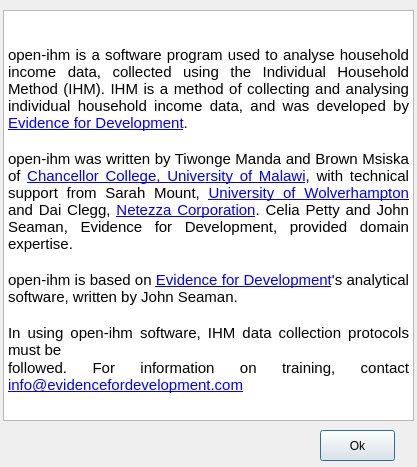
snim2mirror/openihm, file open-ihm/gui/designs/ui_about_openihm.ui: the form before one commit.
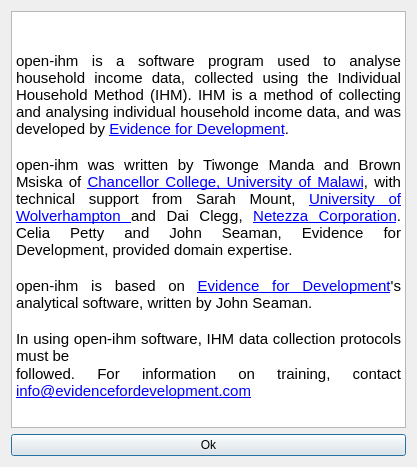
The form after the commit. Icons and pictures are not drawn.

Commit message: Added layout manager to most dialogs. One report and all tabbed dialogs still to go.

Diff of the .ui file:
```diff
--- a/open-ihm/gui/designs/ui_about_openihm.ui
+++ b/open-ihm/gui/designs/ui_about_openihm.ui
@@ -19,45 +19,35 @@
   <property name="windowTitle">
    <string>About Open-IHM</string>
   </property>
-  <widget class="QPushButton" name="cmdOk">
-   <property name="geometry">
-    <rect>
-     <x>320</x>
-     <y>430</y>
-     <width>75</width>
-     <height>31</height>
-    </rect>
-   </property>
-   <property name="text">
-    <string>Ok</string>
-   </property>
-  </widget>
-  <widget class="QTextEdit" name="textEdit">
-   <property name="geometry">
-    <rect>
-     <x>3</x>
-     <y>10</y>
-     <width>411</width>
-     <height>411</height>
-    </rect>
-   </property>
-   <property name="html">
-    <string>&lt;!DOCTYPE HTML PUBLIC &quot;-//W3C//DTD HTML 4.0//EN&quot; &quot;http://www.w3.org/TR/REC-html40/strict.dtd&quot;&gt;
+  <layout class="QVBoxLayout" name="verticalLayout">
+   <item>
+    <widget class="QTextEdit" name="textEdit">
+     <property name="html">
+      <string>&lt;!DOCTYPE HTML PUBLIC &quot;-//W3C//DTD HTML 4.0//EN&quot; &quot;http://www.w3.org/TR/REC-html40/strict.dtd&quot;&gt;
 &lt;html&gt;&lt;head&gt;&lt;meta name=&quot;qrichtext&quot; content=&quot;1&quot; /&gt;&lt;style type=&quot;text/css&quot;&gt;
 p, li { white-space: pre-wrap; }
-&lt;/style&gt;&lt;/head&gt;&lt;body style=&quot; font-family:'MS Shell Dlg 2'; font-size:8.25pt; font-weight:400; font-style:normal;&quot;&gt;
+&lt;/style&gt;&lt;/head&gt;&lt;body style=&quot; font-family:'Cantarell'; font-size:11pt; font-weight:400; font-style:normal;&quot;&gt;
 &lt;p style=&quot; margin-top:0px; margin-bottom:0px; margin-left:0px; margin-right:0px; -qt-block-indent:0; text-indent:0px;&quot;&gt;&lt;img src=&quot;:/images/images/EfDChancoComposite.jpg&quot; width=&quot;375&quot; /&gt;&lt;/p&gt;
-&lt;p style=&quot;-qt-paragraph-type:empty; margin-top:0px; margin-bottom:0px; margin-left:0px; margin-right:0px; -qt-block-indent:0; text-indent:0px; font-family:'Cantarell'; font-size:11pt;&quot;&gt;&lt;/p&gt;
-&lt;p align=&quot;justify&quot; style=&quot; margin-top:0px; margin-bottom:0px; margin-left:0px; margin-right:0px; -qt-block-indent:0; text-indent:0px;&quot;&gt;&lt;span style=&quot; font-family:'Cantarell'; font-size:11pt;&quot;&gt;open-ihm is a software program used to analyse household income data, collected using the Individual Household Method (IHM). IHM is a method of collecting and analysing individual household income data, and was developed by &lt;/span&gt;&lt;a href=&quot;http://www.evidencefordevelopment.com&quot;&gt;&lt;span style=&quot; font-family:'Cantarell'; font-size:11pt; text-decoration: underline; color:#0000ff;&quot;&gt;Evidence for Development&lt;/span&gt;&lt;/a&gt;&lt;span style=&quot; font-family:'Cantarell'; font-size:11pt;&quot;&gt;.&lt;/span&gt;&lt;/p&gt;
-&lt;p align=&quot;justify&quot; style=&quot;-qt-paragraph-type:empty; margin-top:0px; margin-bottom:0px; margin-left:0px; margin-right:0px; -qt-block-indent:0; text-indent:0px; font-family:'Cantarell'; font-size:11pt;&quot;&gt;&lt;/p&gt;
-&lt;p align=&quot;justify&quot; style=&quot; margin-top:0px; margin-bottom:0px; margin-left:0px; margin-right:0px; -qt-block-indent:0; text-indent:0px;&quot;&gt;&lt;span style=&quot; font-family:'Cantarell'; font-size:11pt;&quot;&gt;open-ihm was written by Tiwonge Manda and Brown Msiska of &lt;/span&gt;&lt;a href=&quot;http://www.chanco.unima.mw/&quot;&gt;&lt;span style=&quot; font-family:'Cantarell'; font-size:11pt; text-decoration: underline; color:#0000ff;&quot;&gt;Chancellor College, University of Malawi&lt;/span&gt;&lt;/a&gt;&lt;span style=&quot; font-family:'Cantarell'; font-size:11pt;&quot;&gt;, with technical support from Sarah Mount, &lt;/span&gt;&lt;a href=&quot;http://www.wlv.ac.uk&quot;&gt;&lt;span style=&quot; font-family:'Cantarell'; font-size:11pt; text-decoration: underline; color:#0000ff;&quot;&gt;University of Wolverhampton &lt;/span&gt;&lt;/a&gt;&lt;span style=&quot; font-family:'Cantarell'; font-size:11pt;&quot;&gt;and Dai Clegg, &lt;/span&gt;&lt;a href=&quot;http://www.netezza.com/&quot;&gt;&lt;span style=&quot; font-family:'Cantarell'; font-size:11pt; text-decoration: underline; color:#0000ff;&quot;&gt;Netezza Corporation&lt;/span&gt;&lt;/a&gt;&lt;span style=&quot; font-family:'Cantarell'; font-size:11pt;&quot;&gt;. Celia Petty and John Seaman, Evidence for Development, provided domain expertise.  &lt;/span&gt;&lt;/p&gt;
-&lt;p align=&quot;justify&quot; style=&quot;-qt-paragraph-type:empty; margin-top:0px; margin-bottom:0px; margin-left:0px; margin-right:0px; -qt-block-indent:0; text-indent:0px; font-family:'Cantarell'; font-size:11pt;&quot;&gt;&lt;/p&gt;
-&lt;p align=&quot;justify&quot; style=&quot; margin-top:0px; margin-bottom:0px; margin-left:0px; margin-right:0px; -qt-block-indent:0; text-indent:0px;&quot;&gt;&lt;span style=&quot; font-family:'Cantarell'; font-size:11pt;&quot;&gt;open-ihm is based on &lt;/span&gt;&lt;a href=&quot;http://www.evidencefordevelopment.com&quot;&gt;&lt;span style=&quot; font-family:'Cantarell'; font-size:11pt; text-decoration: underline; color:#0000ff;&quot;&gt;Evidence for Development&lt;/span&gt;&lt;/a&gt;&lt;span style=&quot; font-family:'Cantarell'; font-size:11pt;&quot;&gt;'s analytical software, written by John Seaman.&lt;/span&gt;&lt;/p&gt;
-&lt;p align=&quot;justify&quot; style=&quot;-qt-paragraph-type:empty; margin-top:0px; margin-bottom:0px; margin-left:0px; margin-right:0px; -qt-block-indent:0; text-indent:0px; font-family:'Cantarell'; font-size:11pt;&quot;&gt;&lt;/p&gt;
-&lt;p align=&quot;justify&quot; style=&quot; margin-top:0px; margin-bottom:0px; margin-left:0px; margin-right:0px; -qt-block-indent:0; text-indent:0px;&quot;&gt;&lt;span style=&quot; font-family:'Cantarell'; font-size:11pt;&quot;&gt;In using open-ihm software, IHM data collection protocols must be&lt;/span&gt;&lt;/p&gt;
-&lt;p align=&quot;justify&quot; style=&quot; margin-top:0px; margin-bottom:0px; margin-left:0px; margin-right:0px; -qt-block-indent:0; text-indent:0px;&quot;&gt;&lt;span style=&quot; font-family:'Cantarell'; font-size:11pt;&quot;&gt;followed. For information on training, contact &lt;/span&gt;&lt;a href=&quot;mailto:info@evidencefordevelopment.com&quot;&gt;&lt;span style=&quot; font-family:'Cantarell'; font-size:11pt; text-decoration: underline; color:#0000ff;&quot;&gt;info@evidencefordevelopment.com&lt;/span&gt;&lt;/a&gt;&lt;/p&gt;&lt;/body&gt;&lt;/html&gt;</string>
-   </property>
-  </widget>
+&lt;p style=&quot;-qt-paragraph-type:empty; margin-top:0px; margin-bottom:0px; margin-left:0px; margin-right:0px; -qt-block-indent:0; text-indent:0px;&quot;&gt;&lt;/p&gt;
+&lt;p align=&quot;justify&quot; style=&quot; margin-top:0px; margin-bottom:0px; margin-left:0px; margin-right:0px; -qt-block-indent:0; text-indent:0px;&quot;&gt;open-ihm is a software program used to analyse household income data, collected using the Individual Household Method (IHM). IHM is a method of collecting and analysing individual household income data, and was developed by &lt;a href=&quot;http://www.evidencefordevelopment.com&quot;&gt;&lt;span style=&quot; text-decoration: underline; color:#0000ff;&quot;&gt;Evidence for Development&lt;/span&gt;&lt;/a&gt;.&lt;/p&gt;
+&lt;p align=&quot;justify&quot; style=&quot;-qt-paragraph-type:empty; margin-top:0px; margin-bottom:0px; margin-left:0px; margin-right:0px; -qt-block-indent:0; text-indent:0px;&quot;&gt;&lt;/p&gt;
+&lt;p align=&quot;justify&quot; style=&quot; margin-top:0px; margin-bottom:0px; margin-left:0px; margin-right:0px; -qt-block-indent:0; text-indent:0px;&quot;&gt;open-ihm was written by Tiwonge Manda and Brown Msiska of &lt;a href=&quot;http://www.chanco.unima.mw/&quot;&gt;&lt;span style=&quot; text-decoration: underline; color:#0000ff;&quot;&gt;Chancellor College, University of Malawi&lt;/span&gt;&lt;/a&gt;, with technical support from Sarah Mount, &lt;a href=&quot;http://www.wlv.ac.uk&quot;&gt;&lt;span style=&quot; text-decoration: underline; color:#0000ff;&quot;&gt;University of Wolverhampton &lt;/span&gt;&lt;/a&gt;and Dai Clegg, &lt;a href=&quot;http://www.netezza.com/&quot;&gt;&lt;span style=&quot; text-decoration: underline; color:#0000ff;&quot;&gt;Netezza Corporation&lt;/span&gt;&lt;/a&gt;. Celia Petty and John Seaman, Evidence for Development, provided domain expertise.  &lt;/p&gt;
+&lt;p align=&quot;justify&quot; style=&quot;-qt-paragraph-type:empty; margin-top:0px; margin-bottom:0px; margin-left:0px; margin-right:0px; -qt-block-indent:0; text-indent:0px;&quot;&gt;&lt;/p&gt;
+&lt;p align=&quot;justify&quot; style=&quot; margin-top:0px; margin-bottom:0px; margin-left:0px; margin-right:0px; -qt-block-indent:0; text-indent:0px;&quot;&gt;open-ihm is based on &lt;a href=&quot;http://www.evidencefordevelopment.com&quot;&gt;&lt;span style=&quot; text-decoration: underline; color:#0000ff;&quot;&gt;Evidence for Development&lt;/span&gt;&lt;/a&gt;'s analytical software, written by John Seaman.&lt;/p&gt;
+&lt;p align=&quot;justify&quot; style=&quot;-qt-paragraph-type:empty; margin-top:0px; margin-bottom:0px; margin-left:0px; margin-right:0px; -qt-block-indent:0; text-indent:0px;&quot;&gt;&lt;/p&gt;
+&lt;p align=&quot;justify&quot; style=&quot; margin-top:0px; margin-bottom:0px; margin-left:0px; margin-right:0px; -qt-block-indent:0; text-indent:0px;&quot;&gt;In using open-ihm software, IHM data collection protocols must be&lt;/p&gt;
+&lt;p align=&quot;justify&quot; style=&quot; margin-top:0px; margin-bottom:0px; margin-left:0px; margin-right:0px; -qt-block-indent:0; text-indent:0px;&quot;&gt;followed. For information on training, contact &lt;a href=&quot;mailto:info@evidencefordevelopment.com&quot;&gt;&lt;span style=&quot; text-decoration: underline; color:#0000ff;&quot;&gt;info@evidencefordevelopment.com&lt;/span&gt;&lt;/a&gt;&lt;/p&gt;&lt;/body&gt;&lt;/html&gt;</string>
+     </property>
+    </widget>
+   </item>
+   <item>
+    <widget class="QPushButton" name="cmdOk">
+     <property name="text">
+      <string>Ok</string>
+     </property>
+    </widget>
+   </item>
+  </layout>
  </widget>
  <resources>
   <include location="images.qrc"/>
```
The commit also changes 97 other files.
